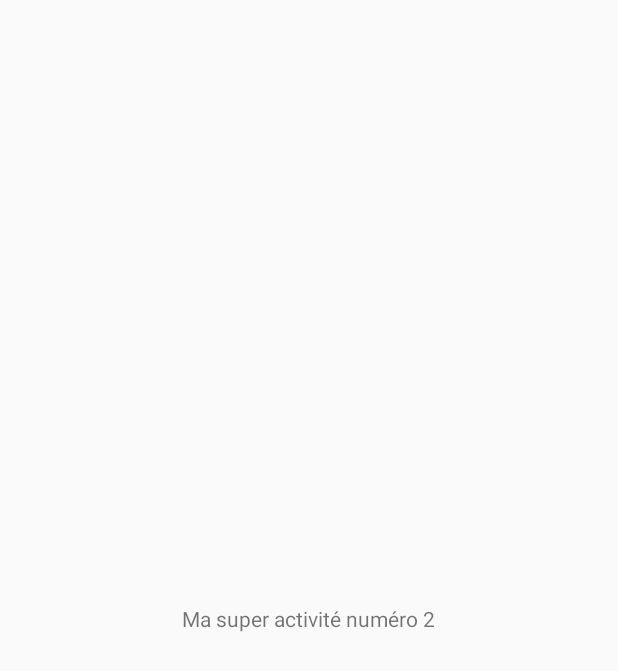
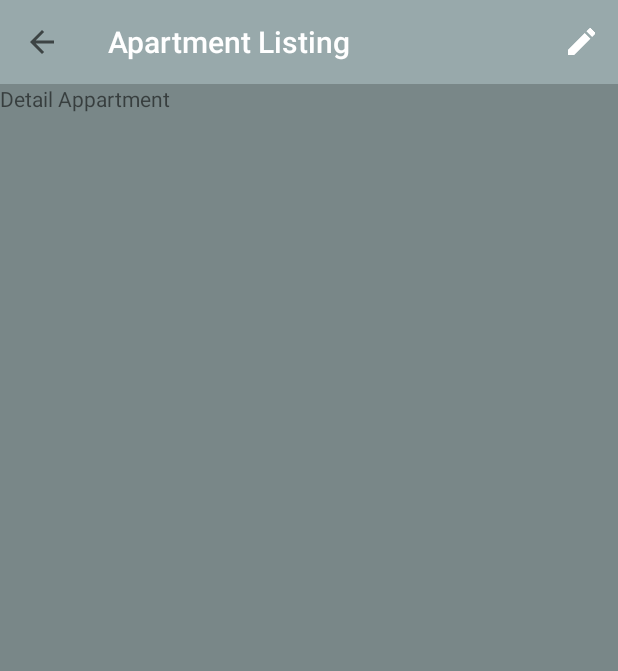
Before and after one commit to FLF69740/Projet-8-OC, an Android app: the SecondActivity screen opened directly, with no data from a screen before it, on a phone screen of 412 x 824 dp. Before the commit the part shown is almost empty. Shown: the top 671 px of the screen. Run offline under Robolectric (Android 15) with nearby library versions, the phone set to English and light mode, and no system bars.

Commit message:
main and second activity creation with navigation : callback, button,...

```diff
--- a/app/src/main/java/com/openclassrooms/realestatemanager/Controller/BaseActivity.java
+++ b/app/src/main/java/com/openclassrooms/realestatemanager/Controller/BaseActivity.java
@@ -3,6 +3,7 @@ package com.openclassrooms.realestatemanager.Controller;
 import android.os.Bundle;
 import android.support.annotation.Nullable;
 import android.support.v4.app.Fragment;
+import android.support.v7.app.ActionBar;
 import android.support.v7.app.AppCompatActivity;
 import android.support.v7.widget.Toolbar;
 import android.view.Menu;
@@ -11,9 +12,13 @@ import com.openclassrooms.realestatemanager.R;
 
 public abstract class BaseActivity extends AppCompatActivity {
 
+    private boolean tabletIHM;
+
+    // abstract methods
     protected abstract int getContentView();
     protected abstract Fragment newInstance();
     protected abstract int getFragmentLayout();
+    protected abstract boolean isAChildActivity();
 
     @Override
     protected void onCreate(@Nullable Bundle savedInstanceState) {
@@ -29,12 +34,18 @@ public abstract class BaseActivity extends AppCompatActivity {
             getSupportFragmentManager().beginTransaction()
                     .add(getFragmentLayout(),newInstance())
                     .commit();
+            tabletIHM = false;
         }
+
     }
 
     @Override
     public boolean onCreateOptionsMenu(Menu menu) {
-        getMenuInflater().inflate(R.menu.menu_toolbar, menu);
+        if (newInstance() instanceof MainFragment) {
+            getMenuInflater().inflate(R.menu.menu_toolbar_main_single, menu);
+        } else {
+            getMenuInflater().inflate(R.menu.menu_toolbar_second_single, menu);
+        }
         return true;
     }
 
@@ -45,6 +56,11 @@ public abstract class BaseActivity extends AppCompatActivity {
     private void configureToolbar(){
         Toolbar toolbar = findViewById(R.id.toolbar);
         setSupportActionBar(toolbar);
+        if (isAChildActivity()){
+            ActionBar actionBar = getSupportActionBar();
+            assert actionBar != null;
+            actionBar.setDisplayHomeAsUpEnabled(true);
+        }
     }
 
 }
--- a/app/src/main/java/com/openclassrooms/realestatemanager/Controller/SecondActivity.java
+++ b/app/src/main/java/com/openclassrooms/realestatemanager/Controller/SecondActivity.java
@@ -1,15 +1,31 @@
 package com.openclassrooms.realestatemanager.Controller;
 
+import android.support.v4.app.Fragment;
 import android.support.v7.app.AppCompatActivity;
 import android.os.Bundle;
 
 import com.openclassrooms.realestatemanager.R;
 
-public class SecondActivity extends AppCompatActivity {
+public class SecondActivity extends BaseActivity {
+
 
     @Override
-    protected void onCreate(Bundle savedInstanceState) {
-        super.onCreate(savedInstanceState);
-        setContentView(R.layout.activity_second);
+    protected int getContentView() {
+        return R.layout.activity_second;
+    }
+
+    @Override
+    protected Fragment newInstance() {
+        return new SecondFragment();
+    }
+
+    @Override
+    protected int getFragmentLayout() {
+        return R.id.frame_layout_second;
+    }
+
+    @Override
+    protected boolean isAChildActivity() {
+        return true;
     }
 }
--- /dev/null
+++ b/app/src/main/java/com/openclassrooms/realestatemanager/Controller/SecondFragment.java
@@ -0,0 +1,27 @@
+package com.openclassrooms.realestatemanager.Controller;
+
+
+import android.os.Bundle;
+import android.support.v4.app.Fragment;
+import android.view.LayoutInflater;
+import android.view.View;
+import android.view.ViewGroup;
+
+import com.openclassrooms.realestatemanager.R;
+
+public class SecondFragment extends Fragment {
+
+
+    public SecondFragment() {
+        // Required empty public constructor
+    }
+
+
+    @Override
+    public View onCreateView(LayoutInflater inflater, ViewGroup container,
+                             Bundle savedInstanceState) {
+        // Inflate the layout for this fragment
+        return inflater.inflate(R.layout.fragment_second, container, false);
+    }
+
+}
--- a/app/src/main/res/layout/activity_second.xml
+++ b/app/src/main/res/layout/activity_second.xml
@@ -1,27 +1,26 @@
 <?xml version="1.0" encoding="utf-8"?>
-<android.support.constraint.ConstraintLayout xmlns:android="http://schemas.android.com/apk/res/android"
+<android.support.constraint.ConstraintLayout
+    xmlns:android="http://schemas.android.com/apk/res/android"
     xmlns:app="http://schemas.android.com/apk/res-auto"
     xmlns:tools="http://schemas.android.com/tools"
     android:layout_width="match_parent"
     android:layout_height="match_parent"
-    tools:context="com.openclassrooms.realestatemanager.Controller.SecondActivity">
+    tools:context="com.openclassrooms.realestatemanager.Controller.MainActivity"
+    android:gravity="center">
 
+    <include
+        android:id="@+id/toolbar"
+        layout="@layout/toolbar"
+        android:layout_width="match_parent"
+        android:layout_height="wrap_content" />
 
-    <LinearLayout
-        android:layout_width="match_parent"
-        android:layout_height="wrap_content"
+    <FrameLayout
+        android:id="@+id/frame_layout_second"
+        android:layout_width="0dp"
+        android:layout_height="0dp"
         app:layout_constraintBottom_toBottomOf="parent"
-        app:layout_constraintLeft_toLeftOf="parent"
-        app:layout_constraintRight_toRightOf="parent"
-        app:layout_constraintTop_toTopOf="parent"
-        android:gravity="center">
-
-        <TextView
-            android:id="@+id/activity_second_activity_text_view_main"
-            android:layout_width="wrap_content"
-            android:layout_height="wrap_content"
-            android:text="Ma super activité numéro 2"/>
-
-    </LinearLayout>
+        app:layout_constraintEnd_toEndOf="parent"
+        app:layout_constraintStart_toStartOf="parent"
+        app:layout_constraintTop_toBottomOf="@+id/toolbar" />
 
 </android.support.constraint.ConstraintLayout>
--- /dev/null
+++ b/app/src/main/res/layout/fragment_second.xml
@@ -0,0 +1,15 @@
+<?xml version="1.0" encoding="utf-8"?>
+<FrameLayout xmlns:android="http://schemas.android.com/apk/res/android"
+xmlns:tools="http://schemas.android.com/tools"
+android:layout_width="match_parent"
+android:layout_height="match_parent"
+tools:context=".Controller.SecondFragment">
+
+<!-- TODO: Update blank fragment layout -->
+<TextView
+    android:layout_width="match_parent"
+    android:layout_height="match_parent"
+    android:text="Detail Appartment"
+    android:background="@color/colorPrimaryDark"/>
+
+</FrameLayout>
--- /dev/null
+++ b/app/src/main/res/menu/menu_toolbar_main_single.xml
@@ -0,0 +1,15 @@
+<menu xmlns:android="http://schemas.android.com/apk/res/android"
+    xmlns:app="http://schemas.android.com/apk/res-auto">
+    <item
+        android:id="@+id/menu_toolbar_add"
+        android:icon="@mipmap/baseline_add_white_24"
+        app:showAsAction="ifRoom"
+        android:title="add">
+    </item>
+    <item
+        android:id="@+id/menu_toolbar_search"
+        android:icon="@mipmap/baseline_search_white_24"
+        app:showAsAction="ifRoom"
+        android:title="search">
+    </item>
+</menu>
--- /dev/null
+++ b/app/src/main/res/menu/menu_toolbar_second_single.xml
@@ -0,0 +1,9 @@
+<menu xmlns:android="http://schemas.android.com/apk/res/android"
+    xmlns:app="http://schemas.android.com/apk/res-auto">
+    <item
+        android:id="@+id/menu_toolbar_modify"
+        android:icon="@mipmap/baseline_create_white_24"
+        app:showAsAction="ifRoom"
+        android:title="modify">
+    </item>
+</menu>
--- a/app/src/main/res/values/strings.xml
+++ b/app/src/main/res/values/strings.xml
@@ -2,5 +2,9 @@
     <string name="app_name">Real Estate Manager</string>
 
     <!-- TODO: Remove or change this placeholder text -->
-    <string name="hello_blank_fragment">Hello blank fragment</string>
+    <string name="hello_blank_fragment" translatable="false">Hello blank fragment</string>
+    <string name="toolbar_appartment_description">Apartment Listing</string>
+
+    <!-- toolbar titles -->
+
 </resources>
--- /dev/null
+++ b/app/src/main/res/xml/backup_descriptor.xml
@@ -0,0 +1,4 @@
+<?xml version="1.0" encoding="utf-8"?>
+<full-backup-content>
+    <!-- Exclude specific shared preferences that contain GCM registration Id -->
+</full-backup-content>
```
Also changed, not shown: app/build.gradle (+12 -7 lines), app/src/main/AndroidManifest.xml (+17 -4 lines), app/src/main/java/com/openclassrooms/realestatemanager/Controller/MainActivity.java (+13 -1 lines), app/src/main/java/com/openclassrooms/realestatemanager/Controller/MainFragment.java (+42 -4 lines), app/src/main/res/layout/fragment_main.xml (+8 -1 lines), 1 other file.
